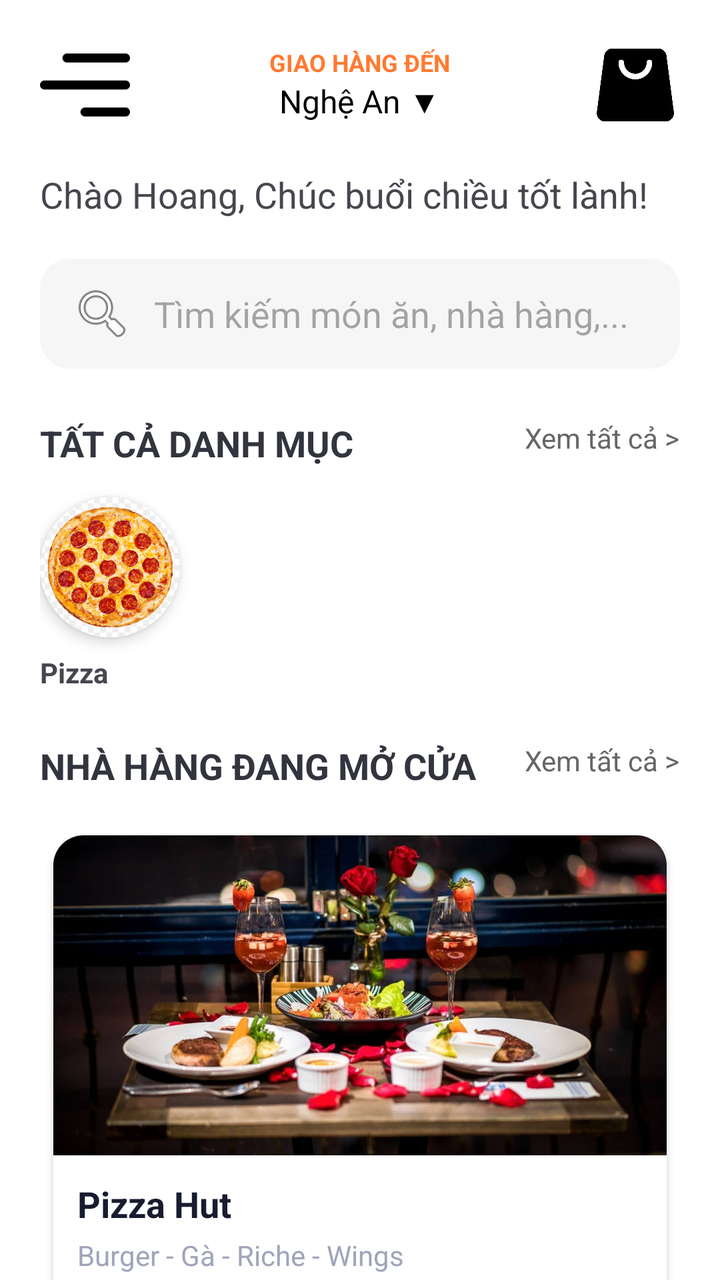
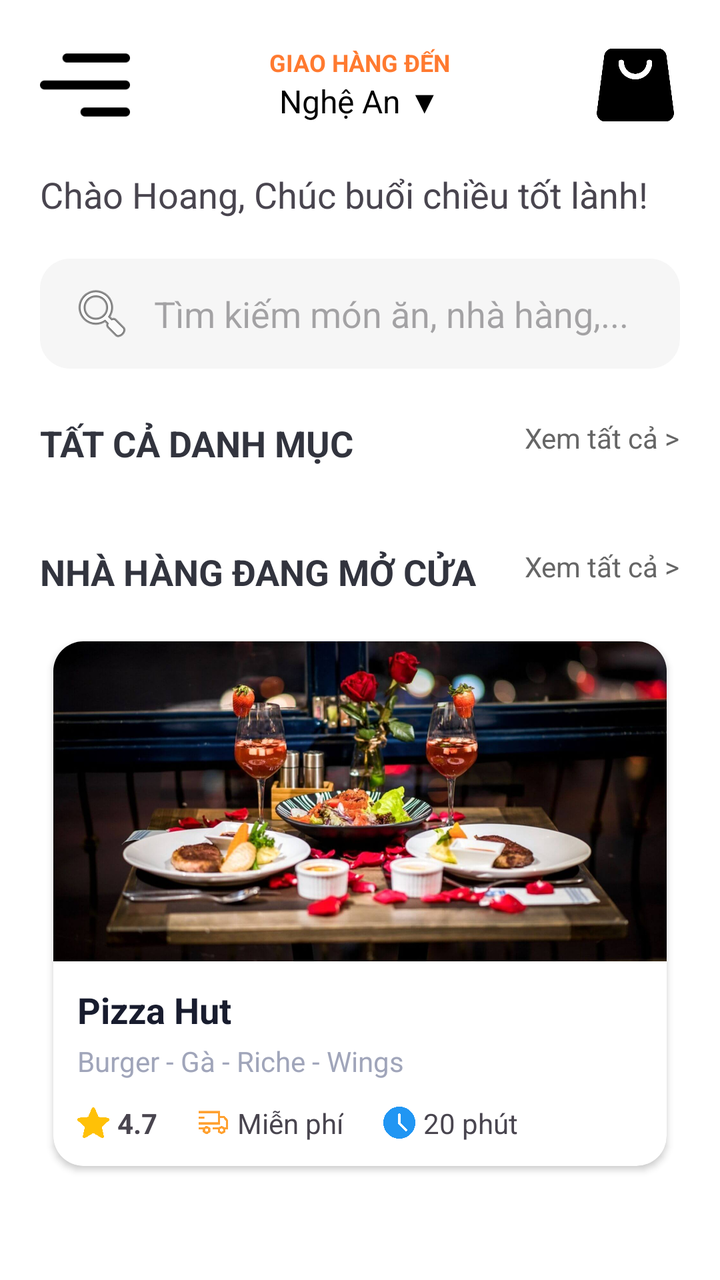

Screens rendered from an Android XML layout before and after an edit, with the pre-edit source and the edit as a unified diff.
<!-- AndroidManifest.xml: application theme Theme.NHOM33 -->
<!-- res/layout/trangchu.xml -->
<androidx.core.widget.NestedScrollView
    xmlns:android="http://schemas.android.com/apk/res/android"
    xmlns:app="http://schemas.android.com/apk/res-auto"
    android:layout_width="match_parent"
    android:layout_height="match_parent"
    android:background="#FFFFFF">

    <LinearLayout
        android:layout_width="match_parent"
        android:layout_height="wrap_content"
        android:orientation="vertical"
        android:padding="20dp">

        <RelativeLayout
            android:layout_width="match_parent"
            android:layout_height="wrap_content">

            <ImageButton
                android:id="@+id/btn_Profile"
                android:layout_width="45dp"
                android:layout_height="45dp"
                android:scaleType="fitCenter"
                android:background="@android:color/white"
                android:src="@drawable/menu"
                android:contentDescription="@null" />


            <LinearLayout
                android:layout_width="wrap_content"
                android:layout_height="wrap_content"
                android:layout_centerInParent="true"
                android:gravity="center"
                android:orientation="vertical">

                <TextView
                    android:layout_width="wrap_content"
                    android:layout_height="wrap_content"
                    android:text="GIAO HÀNG ĐẾN"
                    android:textColor="#FF7A30"
                    android:textSize="12sp"
                    android:textStyle="bold" />

                <TextView
                    android:layout_width="wrap_content"
                    android:layout_height="wrap_content"
                    android:text="Nghệ An ▼"
                    android:textColor="#000000"
                    android:textSize="16sp" />
            </LinearLayout>

            <ImageView
                android:layout_width="45dp"
                android:layout_height="45dp"
                android:layout_alignParentEnd="true"
                android:src="@drawable/shoppingbag"
                android:contentDescription="@null" />
        </RelativeLayout>

        <TextView
            android:layout_width="wrap_content"
            android:layout_height="wrap_content"
            android:text="Chào Hoang, Chúc buổi chiều tốt lành!"
            android:textSize="18sp"
            android:layout_marginTop="20dp"/>

        <EditText
            android:layout_width="match_parent"
            android:layout_height="55dp"
            android:layout_marginTop="20dp"
            android:hint="Tìm kiếm món ăn, nhà hàng,..."
            android:background="@drawable/search_bar_bg"
            android:drawableStart="@android:drawable/ic_menu_search"
            android:drawablePadding="10dp"
            android:paddingStart="15dp"
            android:inputType="text"
            android:autofillHints="none" />

        <RelativeLayout
            android:layout_width="match_parent"
            android:layout_height="wrap_content"
            android:layout_marginTop="25dp">

            <TextView
                android:layout_width="wrap_content"
                android:layout_height="wrap_content"
                android:text="TẤT CẢ DANH MỤC"
                android:textSize="18sp"
                android:textStyle="bold"
                android:textColor="#32343E" />

            <TextView
                android:layout_width="wrap_content"
                android:layout_height="wrap_content"
                android:layout_alignParentEnd="true"
                android:text="Xem tất cả >"
                android:textColor="#666666" />
        </RelativeLayout>

        <HorizontalScrollView
            android:layout_width="match_parent"
            android:layout_height="wrap_content"
            android:scrollbars="none"
            android:layout_marginTop="15dp">
            <LinearLayout android:orientation="horizontal" android:layout_width="wrap_content" android:layout_height="wrap_content">
            </LinearLayout>
        </HorizontalScrollView>

        <androidx.cardview.widget.CardView
            android:id="@+id/card_food"
            android:clickable="true"
            android:layout_width="70dp"
            android:layout_height="70dp"
            app:cardCornerRadius="35dp"
            app:cardElevation="4dp">

            <ImageView
                android:layout_width="match_parent"
                android:layout_height="match_parent"
                android:src="@drawable/pizza_img"
                android:scaleType="centerCrop"
                android:contentDescription="@null" />
        </androidx.cardview.widget.CardView>


        <TextView
            android:layout_width="wrap_content"
            android:layout_height="wrap_content"
            android:text="Pizza"
            android:layout_marginTop="8dp"
            android:textStyle="bold" />



        <RelativeLayout
            android:layout_width="match_parent"
            android:layout_height="wrap_content"
            android:layout_marginTop="25dp">

            <TextView
                android:layout_width="wrap_content"
                android:layout_height="wrap_content"
                android:text="NHÀ HÀNG ĐANG MỞ CỬA"
                android:textSize="18sp"
                android:textStyle="bold"
                android:textColor="#32343E" />

            <TextView
                android:layout_width="wrap_content"
                android:layout_height="wrap_content"
                android:layout_alignParentEnd="true"
                android:text="Xem tất cả >"
                android:textColor="#666666" />
        </RelativeLayout>

        <LinearLayout
            android:layout_width="wrap_content"
            android:layout_height="wrap_content"
            android:orientation="vertical"
            android:gravity="center"
            android:layout_marginEnd="20dp">
        </LinearLayout>

        <androidx.cardview.widget.CardView
            android:layout_width="match_parent"
            android:layout_height="wrap_content"
            android:layout_marginTop="15dp"
            app:cardCornerRadius="15dp"
            app:cardElevation="2dp"
            app:cardUseCompatPadding="true">

            <LinearLayout
                android:layout_width="match_parent"
                android:layout_height="wrap_content"
                android:orientation="vertical">

                <ImageView
                    android:layout_width="match_parent"
                    android:layout_height="160dp"
                    android:scaleType="centerCrop"
                    android:src="@drawable/rose_garden_bg"
                    android:contentDescription="@null" />

                <LinearLayout
                    android:layout_width="match_parent"
                    android:layout_height="wrap_content"
                    android:orientation="vertical"
                    android:padding="12dp">

                    <TextView
                        android:layout_width="wrap_content"
                        android:layout_height="wrap_content"
                        android:text="Pizza Hut"
                        android:textColor="#181C2E"
                        android:textSize="18sp"
                        android:textStyle="bold" />

                    <TextView
                        android:layout_width="wrap_content"
                        android:layout_height="wrap_content"
                        android:layout_marginTop="4dp"
                        android:text="Burger - Gà - Riche - Wings"
                        android:textColor="#A0A5BA"
                        android:textSize="14sp" />

                    <LinearLayout
                        android:layout_width="match_parent"
                        android:layout_height="wrap_content"
                        android:layout_marginTop="12dp"
                        android:gravity="center_vertical"
                        android:orientation="horizontal">

                        <ImageView
                            android:layout_width="16dp"
                            android:layout_height="16dp"
                            android:src="@drawable/ic_star"
                            android:contentDescription="@null" />

                        <TextView
                            android:layout_width="wrap_content"
                            android:layout_height="wrap_content"
                            android:layout_marginStart="4dp"
                            android:text="4.7"
                            android:textStyle="bold" />

                        <ImageView
                            android:layout_width="16dp"
                            android:layout_height="16dp"
                            android:layout_marginStart="20dp"
                            android:src="@drawable/ic_delivery"
                            android:contentDescription="@null" />

                        <TextView
                            android:layout_width="wrap_content"
                            android:layout_height="wrap_content"
                            android:layout_marginStart="4dp"
                            android:text="Miễn phí" />

                        <ImageView
                            android:layout_width="16dp"
                            android:scaleType="fitCenter"
                            android:layout_height="16dp"
                            android:layout_marginStart="20dp"
                            android:src="@drawable/ic_clock"
                            android:contentDescription="@null" />

                        <TextView
                            android:layout_width="wrap_content"
                            android:layout_height="wrap_content"
                            android:layout_marginStart="4dp"
                            android:text="20 phút" />
                    </LinearLayout>
                </LinearLayout>
            </LinearLayout>
        </androidx.cardview.widget.CardView>

    </LinearLayout>
</androidx.core.widget.NestedScrollView>
<!-- resources referenced by this layout -->
<resources>
  <!-- drawable ic_clock: png bitmap (drawable, 14994 bytes) -->
  <!-- drawable ic_delivery: png bitmap (drawable, 8542 bytes) -->
  <!-- drawable ic_star: png bitmap (drawable, 13086 bytes) -->
  <!-- drawable menu: png bitmap (drawable, 750 bytes) -->
  <!-- drawable pizza_img: png bitmap (drawable, 49011 bytes) -->
  <!-- drawable rose_garden_bg: jpg bitmap (drawable, 131242 bytes) -->
  <!-- drawable search_bar_bg (drawable) -->
  <shape xmlns:android="http://schemas.android.com/apk/res/android">
      <solid android:color="#F6F6F6" /> <corners android:radius="15dp" />
  </shape>
  <!-- drawable shoppingbag: png bitmap (drawable, 9232 bytes) -->
  <style name="Theme.NHOM33" parent="Base.Theme.NHOM33" />
  <style name="Base.Theme.NHOM33" parent="Theme.Material3.DayNight.NoActionBar">
          
          
      </style>
</resources>

<!-- the commit's change to res/layout/trangchu.xml (unified diff, before → after) -->
@@ -1,5 +1,5 @@
-<androidx.core.widget.NestedScrollView
-    xmlns:android="http://schemas.android.com/apk/res/android"
+<?xml version="1.0" encoding="utf-8"?>
+<androidx.core.widget.NestedScrollView xmlns:android="http://schemas.android.com/apk/res/android"
     xmlns:app="http://schemas.android.com/apk/res-auto"
     android:layout_width="match_parent"
     android:layout_height="match_parent"
@@ -19,10 +19,10 @@
                 android:id="@+id/btn_Profile"
                 android:layout_width="45dp"
                 android:layout_height="45dp"
+                android:background="@android:color/white"
+                android:contentDescription="@null"
                 android:scaleType="fitCenter"
-                android:background="@android:color/white"
-                android:src="@drawable/menu"
-                android:contentDescription="@null" />
+                android:src="@drawable/menu" />
 
 
             <LinearLayout
@@ -52,28 +52,28 @@
                 android:layout_width="45dp"
                 android:layout_height="45dp"
                 android:layout_alignParentEnd="true"
-                android:src="@drawable/shoppingbag"
-                android:contentDescription="@null" />
+                android:contentDescription="@null"
+                android:src="@drawable/shoppingbag" />
         </RelativeLayout>
 
         <TextView
             android:layout_width="wrap_content"
             android:layout_height="wrap_content"
+            android:layout_marginTop="20dp"
             android:text="Chào Hoang, Chúc buổi chiều tốt lành!"
-            android:textSize="18sp"
-            android:layout_marginTop="20dp"/>
+            android:textSize="18sp" />
 
         <EditText
             android:layout_width="match_parent"
             android:layout_height="55dp"
             android:layout_marginTop="20dp"
+            android:autofillHints="none"
+            android:background="@drawable/search_bar_bg"
+            android:drawablePadding="10dp"
+            android:drawableStart="@android:drawable/ic_menu_search"
             android:hint="Tìm kiếm món ăn, nhà hàng,..."
-            android:background="@drawable/search_bar_bg"
-            android:drawableStart="@android:drawable/ic_menu_search"
-            android:drawablePadding="10dp"
-            android:paddingStart="15dp"
             android:inputType="text"
-            android:autofillHints="none" />
+            android:paddingStart="15dp" />
 
         <RelativeLayout
             android:layout_width="match_parent"
@@ -84,9 +84,9 @@
                 android:layout_width="wrap_content"
                 android:layout_height="wrap_content"
                 android:text="TẤT CẢ DANH MỤC"
+                android:textColor="#32343E"
                 android:textSize="18sp"
-                android:textStyle="bold"
-                android:textColor="#32343E" />
+                android:textStyle="bold" />
 
             <TextView
                 android:layout_width="wrap_content"
@@ -96,41 +96,34 @@
                 android:textColor="#666666" />
         </RelativeLayout>
 
-        <HorizontalScrollView
-            android:layout_width="match_parent"
-            android:layout_height="wrap_content"
-            android:scrollbars="none"
-            android:layout_marginTop="15dp">
-            <LinearLayout android:orientation="horizontal" android:layout_width="wrap_content" android:layout_height="wrap_content">
-            </LinearLayout>
-        </HorizontalScrollView>
+        <androidx.recyclerview.widget.RecyclerView
+            android:id="@+id/recyclerViewCategories"
+            android:layout_width="match_parent"
+            android:layout_height="wrap_content"
+            android:layout_marginTop="15dp"
+            android:orientation="horizontal"
+            app:layoutManager="androidx.recyclerview.widget.LinearLayoutManager" />
 
         <androidx.cardview.widget.CardView
             android:id="@+id/card_food"
-            android:clickable="true"
             android:layout_width="70dp"
             android:layout_height="70dp"
+            android:layout_marginTop="15dp"
+            android:clickable="true"
+            android:focusable="true"
+            android:visibility="gone"
             app:cardCornerRadius="35dp"
             app:cardElevation="4dp">
 
             <ImageView
                 android:layout_width="match_parent"
                 android:layout_height="match_parent"
-                android:src="@drawable/pizza_img"
+                android:contentDescription="@null"
                 android:scaleType="centerCrop"
-                android:contentDescription="@null" />
+                android:src="@drawable/pizza_img" />
         </androidx.cardview.widget.CardView>
 
 
-        <TextView
-            android:layout_width="wrap_content"
-            android:layout_height="wrap_content"
-            android:text="Pizza"
-            android:layout_marginTop="8dp"
-            android:textStyle="bold" />
-
-
-
         <RelativeLayout
             android:layout_width="match_parent"
             android:layout_height="wrap_content"
@@ -140,9 +133,9 @@
                 android:layout_width="wrap_content"
                 android:layout_height="wrap_content"
                 android:text="NHÀ HÀNG ĐANG MỞ CỬA"
+                android:textColor="#32343E"
                 android:textSize="18sp"
-                android:textStyle="bold"
-                android:textColor="#32343E" />
+                android:textStyle="bold" />
 
             <TextView
                 android:layout_width="wrap_content"
@@ -151,14 +144,6 @@
                 android:text="Xem tất cả >"
                 android:textColor="#666666" />
         </RelativeLayout>
-
-        <LinearLayout
-            android:layout_width="wrap_content"
-            android:layout_height="wrap_content"
-            android:orientation="vertical"
-            android:gravity="center"
-            android:layout_marginEnd="20dp">
-        </LinearLayout>
 
         <androidx.cardview.widget.CardView
             android:layout_width="match_parent"
@@ -237,7 +222,6 @@
 
                         <ImageView
                             android:layout_width="16dp"
-                            android:scaleType="fitCenter"
                             android:layout_height="16dp"
                             android:layout_marginStart="20dp"
                             android:src="@drawable/ic_clock"
